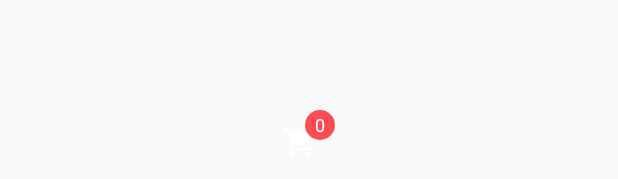
After one commit to MFM95/Imedical, an Android app: the layout layout_cart_menu_item.xml on its own in the app's theme, with its tools: preview values and no code run, on a phone screen of 412 x 824 dp. The commit adds this screen. Shown: the part 481-660 px from the top of the screen. Run offline under Robolectric (Android 15) with nearby library versions, the phone set to English and light mode, and no system bars.

Commit message:
cart size fetching

```diff
--- a/app/src/main/java/com/example/imedical/cart/presentation/viewmodel/CartViewModel.kt
+++ b/app/src/main/java/com/example/imedical/cart/presentation/viewmodel/CartViewModel.kt
@@ -8,12 +8,14 @@ import com.example.imedical.cart.domain.usecase.GetCartUseCase
 import com.example.imedical.core.model.DataWrapper
 import com.example.imedical.cart.domain.usecase.RemoveFromCartUseCase
 import com.example.imedical.cart.domain.usecase.UpdateCartUseCase
+import com.example.imedical.core.UserPreferences
 import javax.inject.Inject
 
 class CartViewModel @Inject constructor(
     private val removeFromCartUseCase: RemoveFromCartUseCase,
     private val updateCartUseCase: UpdateCartUseCase,
-    private val getCartUseCase: GetCartUseCase
+    private val getCartUseCase: GetCartUseCase,
+    private val userPreferences: UserPreferences
 ) : ViewModel(){
 
     private val removeCartLiveData by lazy { MutableLiveData<DataWrapper<Unit>>() }
@@ -44,6 +46,7 @@ class CartViewModel @Inject constructor(
         getCartUseCase.execute(Unit, this::onCartResult)
     }
     private fun onRemoveResult(dataWrapper: DataWrapper<Unit>){
+        userPreferences.decreaseCartSize()
         removeCartLiveData.value = dataWrapper
     }
 
--- a/app/src/main/java/com/example/imedical/core/di/component/ApplicationComponent.kt
+++ b/app/src/main/java/com/example/imedical/core/di/component/ApplicationComponent.kt
@@ -9,9 +9,11 @@ import com.example.imedical.core.di.module.RegistrationModule
 import com.example.imedical.home.presentation.view.fragment.BestSellersFragment
 import com.example.imedical.home.presentation.view.fragment.NavigationFragment
 import com.example.imedical.core.di.module.*
+import com.example.imedical.core.platform.BaseActivity
 import com.example.imedical.forgetpassword.forget.presentation.activity.ForgetPasswordActivity
 import com.example.imedical.forgetpassword.resetpassword.presentation.activity.ResetPasswordActivity
 import com.example.imedical.forgetpassword.verify.presentation.activity.VerifyPasswordActivity
+import com.example.imedical.home.presentation.view.activity.HomeActivity
 import com.example.imedical.home.presentation.view.fragment.OffersFragment
 import com.example.imedical.login.presentation.view.activity.LoginActivity
 import com.example.imedical.registration.presentation.fragment.RegistrationFragment
@@ -34,6 +36,8 @@ import javax.inject.Singleton
     WishListModule::class,
     CartModule::class]) interface ApplicationComponent {
 
+    fun inject(baseActivity: BaseActivity)
+    fun inject(homeActivity: HomeActivity)
     fun inject(application: AndroidApplication)
     fun inject(loginActivity: LoginActivity)
     fun inject(registrationFragment: RegistrationFragment)
--- /dev/null
+++ b/app/src/main/res/drawable/ellipse_accent.xml
@@ -0,0 +1,10 @@
+<?xml version="1.0" encoding="utf-8"?>
+<selector xmlns:android="http://schemas.android.com/apk/res/android">
+    <item>
+        <shape android:shape="oval">
+            <solid android:color="@color/colorAccent"/>
+            <size android:height="@dimen/dimen_20"
+                android:width="@dimen/dimen_20"/>
+        </shape>
+    </item>
+</selector>
--- /dev/null
+++ b/app/src/main/res/layout/layout_cart_menu_item.xml
@@ -0,0 +1,31 @@
+<?xml version="1.0" encoding="utf-8"?>
+<RelativeLayout xmlns:android="http://schemas.android.com/apk/res/android"
+        style="@android:style/Widget.ActionButton"
+        android:layout_width="wrap_content"
+        android:layout_height="wrap_content"
+        android:layout_gravity="center"
+        android:background="@android:color/transparent"
+        android:clickable="true"
+        android:gravity="center">
+
+    <ImageView
+            android:id="@+id/cartIconImageView"
+            android:layout_width="wrap_content"
+            android:layout_height="wrap_content"
+            android:contentDescription="Cart"
+            android:gravity="center"
+            android:layout_marginTop="10dp"
+            android:src="@drawable/ic_shopping_cart_white_sm" />
+
+    <TextView
+            android:id="@+id/cartSizeTextView"
+            android:layout_width="wrap_content"
+            android:layout_height="wrap_content"
+            android:layout_marginBottom="15dp"
+            android:layout_marginStart="15dp"
+            android:gravity="center"
+            android:text="0"
+            android:background="@drawable/ellipse_accent"
+            android:textColor="@color/colorWhite"
+            android:textSize="12sp" />
+</RelativeLayout>
--- a/app/src/main/res/menu/home.xml
+++ b/app/src/main/res/menu/home.xml
@@ -2,8 +2,9 @@
 <menu xmlns:android="http://schemas.android.com/apk/res/android"
       xmlns:app="http://schemas.android.com/apk/res-auto">
     <item android:id="@+id/action_cart"
-          android:title="@string/action_settings"
+          android:title="Cart"
           android:orderInCategory="100"
           android:icon="@drawable/ic_shopping_cart_white_sm"
+            android:actionLayout="@layout/layout_cart_menu_item"
           app:showAsAction="always"/>
 </menu>
```
Also changed, not shown: app/src/main/java/com/example/imedical/core/UserPreferences.kt (+24 -0 lines), app/src/main/java/com/example/imedical/core/platform/BaseActivity.kt (+8 -2 lines), app/src/main/java/com/example/imedical/home/presentation/view/activity/HomeActivity.kt (+59 -3 lines), app/src/main/java/com/example/imedical/home/presentation/view/fragment/BestSellersFragment.kt (+6 -1 lines), app/src/main/java/com/example/imedical/home/presentation/view/fragment/OffersFragment.kt (+6 -1 lines), app/src/main/java/com/example/imedical/home/presentation/viewmodel/ProductViewModel.kt (+5 -2 lines), app/src/main/java/com/example/imedical/wishlist/presentation/view/fragment/WishListFragment.kt (+6 -1 lines).
